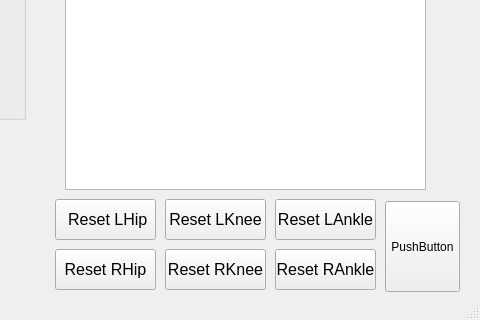
Before: the Qt Designer form exo_gui/exo_gui_mw.ui in haolee21/ExoRPI4, drawn with Qt 5; both pictures show x 315 to 795 and y 300 to 620 of the 795 by 620 pixel window.
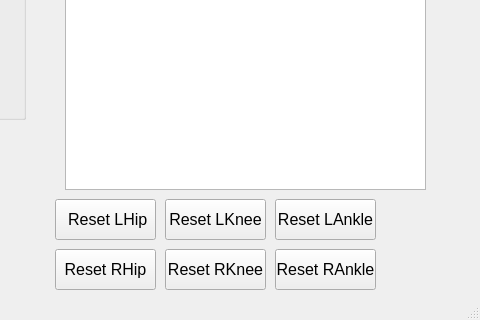
After: the same form once the commit is applied. Custom widgets are drawn as their Qt base class.

Commit message: add reset in gui, and reduce the gui sampling freq

Diff of the .ui file:
```diff
--- a/exo_gui/exo_gui_mw.ui
+++ b/exo_gui/exo_gui_mw.ui
@@ -358,19 +358,6 @@
      <string>Discharge</string>
     </property>
    </widget>
-   <widget class="QPushButton" name="pushButton">
-    <property name="geometry">
-     <rect>
-      <x>700</x>
-      <y>482</y>
-      <width>75</width>
-      <height>91</height>
-     </rect>
-    </property>
-    <property name="text">
-     <string>PushButton</string>
-    </property>
-   </widget>
   </widget>
   <widget class="QMenuBar" name="menubar">
    <property name="geometry">
```
Left out of the diff: 4 changed lines with no effect on the pictures. The commit also changes 1 other file.
